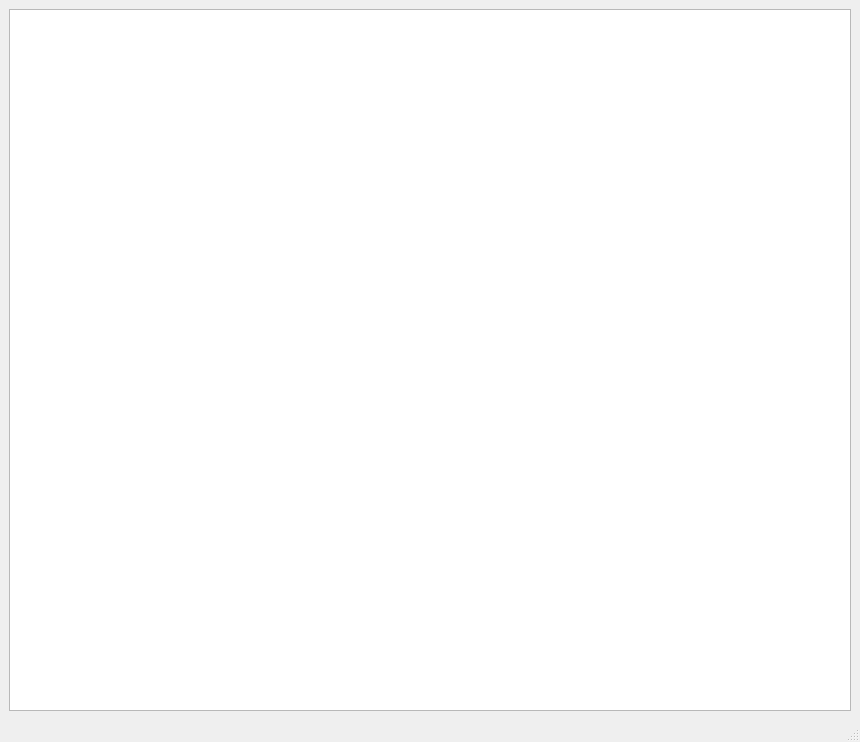
Qt form textbox.ui (VinnyCarter05/OCR) before a commit.
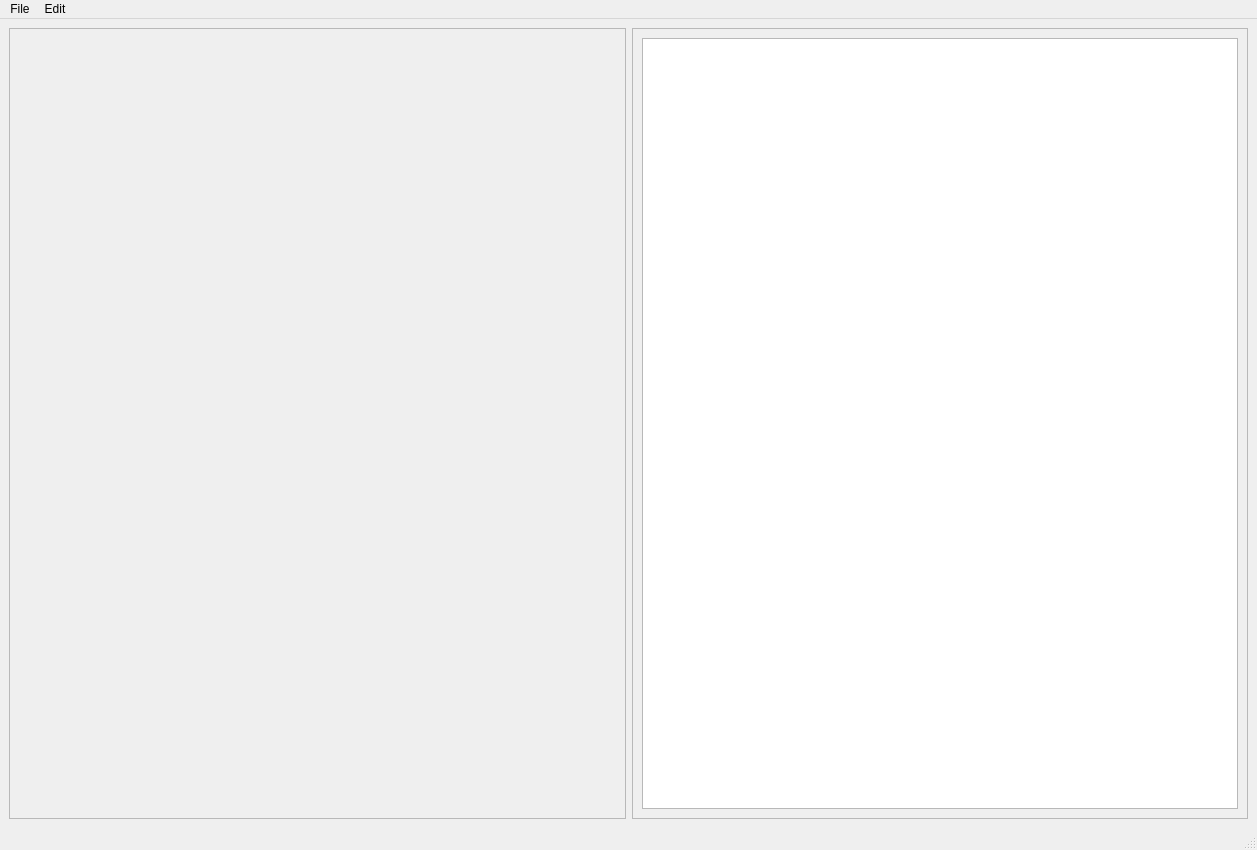
The same form after that commit. Icons and pictures are not drawn.

Diff of the .ui file:
```diff
--- a/textbox.ui
+++ b/textbox.ui
@@ -6,17 +6,128 @@
    <rect>
     <x>0</x>
     <y>0</y>
-    <width>860</width>
-    <height>742</height>
+    <width>1257</width>
+    <height>850</height>
    </rect>
   </property>
+  <property name="sizePolicy">
+   <sizepolicy hsizetype="MinimumExpanding" vsizetype="MinimumExpanding">
+    <horstretch>0</horstretch>
+    <verstretch>0</verstretch>
+   </sizepolicy>
+  </property>
   <property name="windowTitle">
    <string>MainWindow</string>
   </property>
   <widget class="QWidget" name="centralwidget">
    <layout class="QGridLayout" name="gridLayout">
     <item row="0" column="0">
-     <widget class="QTextEdit" name="textEdit"/>
+     <widget class="QScrollArea" name="scrollArea">
+      <property name="sizePolicy">
+       <sizepolicy hsizetype="MinimumExpanding" vsizetype="MinimumExpanding">
+        <horstretch>0</horstretch>
+        <verstretch>0</verstretch>
+       </sizepolicy>
+      </property>
+      <property name="minimumSize">
+       <size>
+        <width>425</width>
+        <height>550</height>
+       </size>
+      </property>
+      <property name="widgetResizable">
+       <bool>true</bool>
+      </property>
+      <widget class="QWidget" name="scrollAreaWidgetContents">
+       <property name="geometry">
+        <rect>
+         <x>0</x>
+         <y>0</y>
+         <width>613</width>
+         <height>788</height>
+        </rect>
+       </property>
+       <property name="sizePolicy">
+        <sizepolicy hsizetype="Fixed" vsizetype="Fixed">
+         <horstretch>0</horstretch>
+         <verstretch>0</verstretch>
+        </sizepolicy>
+       </property>
+       <property name="minimumSize">
+        <size>
+         <width>595</width>
+         <height>770</height>
+        </size>
+       </property>
+       <layout class="QGridLayout" name="gridLayout_3">
+        <item row="0" column="0">
+         <widget class="QLabel" name="label_Image">
+          <property name="sizePolicy">
+           <sizepolicy hsizetype="Fixed" vsizetype="Fixed">
+            <horstretch>0</horstretch>
+            <verstretch>0</verstretch>
+           </sizepolicy>
+          </property>
+          <property name="minimumSize">
+           <size>
+            <width>595</width>
+            <height>770</height>
+           </size>
+          </property>
+          <property name="maximumSize">
+           <size>
+            <width>595</width>
+            <height>770</height>
+           </size>
+          </property>
+          <property name="text">
+           <string/>
+          </property>
+          <property name="pixmap">
+           <pixmap resource="textbox.qrc">:/newPrefix/mfmc logo 2015.jpg</pixmap>
+          </property>
+          <property name="scaledContents">
+           <bool>true</bool>
+          </property>
+         </widget>
+        </item>
+       </layout>
+      </widget>
+     </widget>
+    </item>
+    <item row="0" column="1">
+     <widget class="QFrame" name="frame">
+      <property name="sizePolicy">
+       <sizepolicy hsizetype="MinimumExpanding" vsizetype="MinimumExpanding">
+        <horstretch>0</horstretch>
+        <verstretch>0</verstretch>
+       </sizepolicy>
+      </property>
+      <property name="minimumSize">
+       <size>
+        <width>425</width>
+        <height>550</height>
+       </size>
+      </property>
+      <property name="frameShape">
+       <enum>QFrame::StyledPanel</enum>
+      </property>
+      <property name="frameShadow">
+       <enum>QFrame::Raised</enum>
+      </property>
+      <layout class="QGridLayout" name="gridLayout_2">
+       <item row="0" column="0">
+        <widget class="QTextEdit" name="textEdit_Main">
+         <property name="sizePolicy">
+          <sizepolicy hsizetype="MinimumExpanding" vsizetype="Expanding">
+           <horstretch>0</horstretch>
+           <verstretch>0</verstretch>
+          </sizepolicy>
+         </property>
+        </widget>
+       </item>
+      </layout>
+     </widget>
     </item>
    </layout>
   </widget>
@@ -25,10 +136,29 @@
     <rect>
      <x>0</x>
      <y>0</y>
-     <width>860</width>
+     <width>1257</width>
      <height>21</height>
     </rect>
    </property>
+   <widget class="QMenu" name="menuFile">
+    <property name="title">
+     <string>File</string>
+    </property>
+    <addaction name="actionOpen_File"/>
+    <addaction name="actionClose"/>
+    <addaction name="actionSave_As"/>
+    <addaction name="actionQuit"/>
+   </widget>
+   <widget class="QMenu" name="menuEdit">
+    <property name="title">
+     <string>Edit</string>
+    </property>
+    <addaction name="actionCut"/>
+    <addaction name="actionCopy"/>
+    <addaction name="actionPaste"/>
+   </widget>
+   <addaction name="menuFile"/>
+   <addaction name="menuEdit"/>
   </widget>
   <widget class="QStatusBar" name="statusbar"/>
  </widget>
```
Left out of the diff: 43 changed lines with no effect on the pictures.
